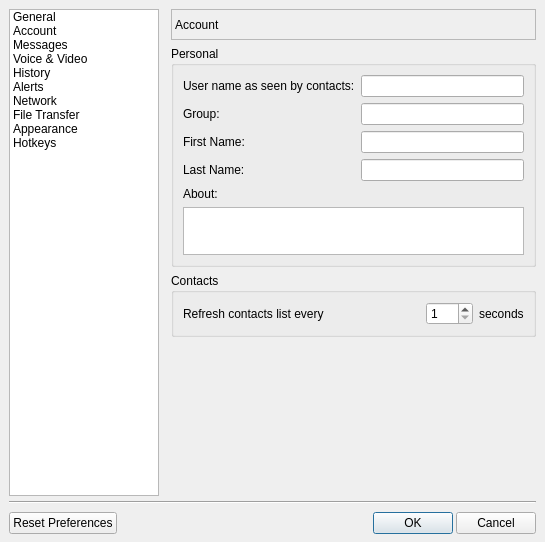
Qt form sources/aformsettings.ui (murtisoft/lnmsgr) before a commit.
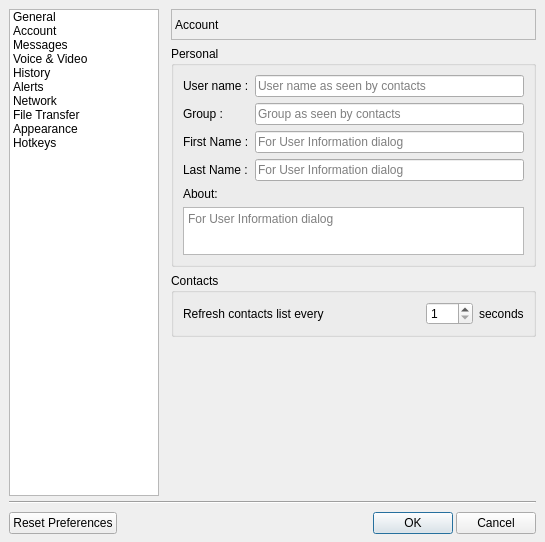
The same form after that commit. The open tabs and pages were chosen to show the change.

```diff
--- a/sources/aformsettings.ui
+++ b/sources/aformsettings.ui
@@ -336,7 +336,7 @@
             <item row="0" column="0">
              <widget class="QLabel" name="lblUserNameDesc">
               <property name="text">
-               <string>User name as seen by contacts:</string>
+               <string>User name :</string>
               </property>
              </widget>
             </item>
@@ -354,6 +354,9 @@
                 <height>0</height>
                </size>
               </property>
+              <property name="placeholderText">
+               <string>User name as seen by contacts</string>
+              </property>
              </widget>
             </item>
             <item row="1" column="0">
@@ -371,7 +374,7 @@
                </size>
               </property>
               <property name="text">
-               <string>Group:</string>
+               <string>Group :</string>
               </property>
              </widget>
             </item>
@@ -401,12 +404,15 @@
               <property name="text">
                <string/>
               </property>
+              <property name="placeholderText">
+               <string>Group as seen by contacts</string>
+              </property>
              </widget>
             </item>
             <item row="2" column="0">
              <widget class="QLabel" name="lblFirstNameDesc">
               <property name="text">
-               <string>First Name:</string>
+               <string>First Name :</string>
               </property>
              </widget>
             </item>
@@ -418,12 +424,15 @@
                 <height>0</height>
                </size>
               </property>
+              <property name="placeholderText">
+               <string>For User Information dialog</string>
+              </property>
              </widget>
             </item>
             <item row="3" column="0">
              <widget class="QLabel" name="lblLastNameDesc">
               <property name="text">
-               <string>Last Name:</string>
+               <string>Last Name :</string>
               </property>
              </widget>
             </item>
@@ -435,6 +444,9 @@
                 <height>0</height>
                </size>
               </property>
+              <property name="placeholderText">
+               <string>For User Information dialog</string>
+              </property>
              </widget>
             </item>
             <item row="4" column="0">
@@ -464,6 +476,9 @@
                 <height>41</height>
                </size>
               </property>
+              <property name="placeholderText">
+               <string>For User Information dialog</string>
+              </property>
              </widget>
             </item>
            </layout>
```
Left out of the diff: 6 changed lines with no effect on the pictures.
